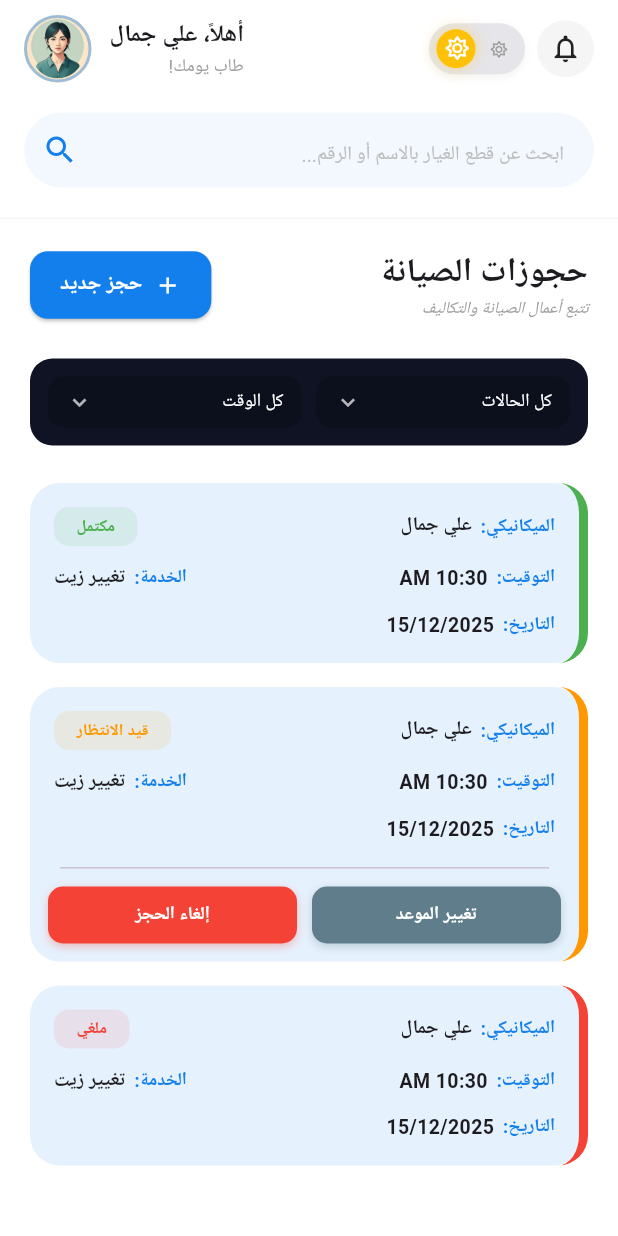
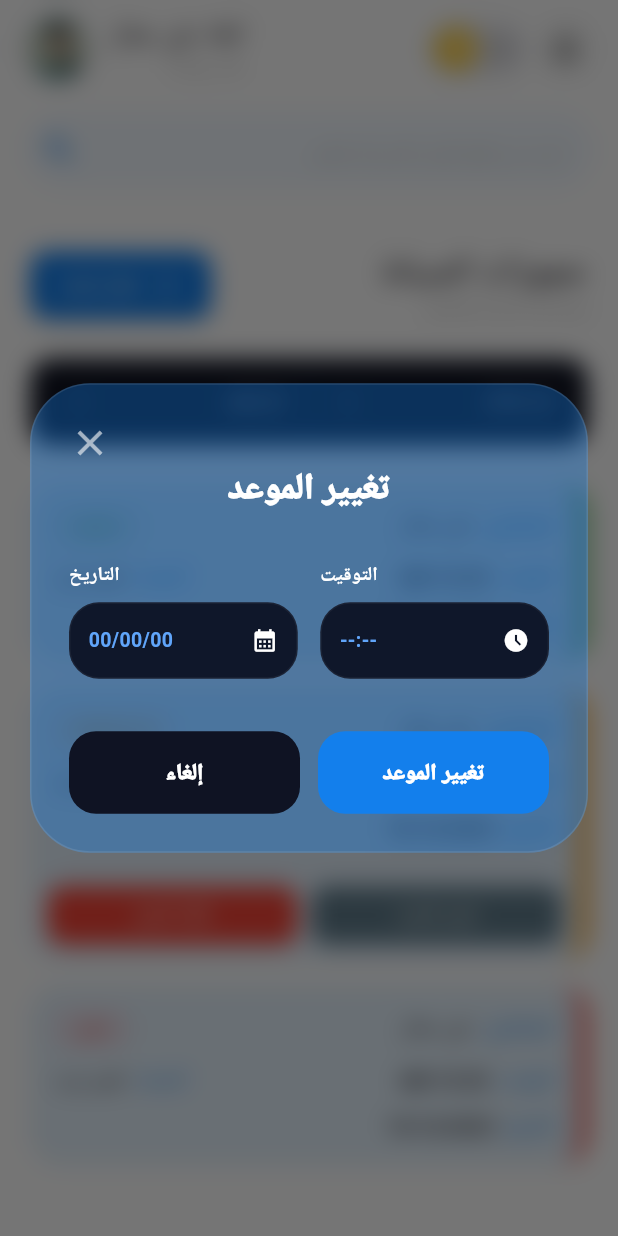
Before and after one commit to 3moor-dot/Gear_Up_App, a Flutter app: the MaintenanceBookingsPage screen opened by its route, after a tap on "تغيير الموعد", on a phone screen of 412 x 824 dp. Run offline on Flutter 3.47's test engine with Material 3 defaults, Android fonts, the phone set to English and light mode, and no system bars; our stand-ins replace font_awesome_flutter; Roboto replaces fonts that are missing (Cairo).

Commit message:
Add Reschedule Model

```diff
--- a/lib/pages/Customer/Maintenance_Bookings/maintenance_bookings.dart
+++ b/lib/pages/Customer/Maintenance_Bookings/maintenance_bookings.dart
@@ -3,6 +3,7 @@ import 'package:gear_up_app/components/Customer/customer_header.dart';
 import 'package:gear_up_app/components/Customer/customer_sidebar.dart';
 import 'package:gear_up_app/pages/Customer/Maintenance_Bookings/add_booking_modal.dart';
 import 'package:gear_up_app/pages/Customer/Maintenance_Bookings/cancel_booking_modal.dart';
+import 'package:gear_up_app/pages/Customer/Maintenance_Bookings/reschedule_modal.dart';
 
 class MaintenanceBookingsPage extends StatefulWidget {
   const MaintenanceBookingsPage({super.key});
@@ -246,11 +247,14 @@ class _MaintenanceBookingsPageState extends State<MaintenanceBookingsPage> {
               child: Row(
                 children: [
                   Expanded(
-                    child: _buildActionBtn(
-                      "تغيير الموعد",
-                      Colors.blueGrey,
-                      () {},
-                    ),
+                    child: _buildActionBtn("تغيير الموعد", Colors.blueGrey, () {
+                      showDialog(
+                        context: context,
+                        barrierDismissible:
+                            true, // يسمح بالإغلاق عند الضغط خارج النافذة
+                        builder: (context) => const RescheduleDialog(),
+                      );
+                    }),
                   ),
                   const SizedBox(width: 10),
                   Expanded(
--- /dev/null
+++ b/lib/pages/Customer/Maintenance_Bookings/reschedule_modal.dart
@@ -0,0 +1,178 @@
+import 'dart:ui';
+import 'package:flutter/material.dart';
+
+class RescheduleDialog extends StatefulWidget {
+  const RescheduleDialog({super.key});
+
+  @override
+  State<RescheduleDialog> createState() => _RescheduleDialogState();
+}
+
+class _RescheduleDialogState extends State<RescheduleDialog> {
+  DateTime? selectedDate;
+  TimeOfDay? selectedTime;
+
+  final primaryColor = const Color(0xFF137FEC);
+  final darkBg = const Color(0xFF0F172A);
+
+  @override
+  Widget build(BuildContext context) {
+    return BackdropFilter(
+      filter: ImageFilter.blur(sigmaX: 8, sigmaY: 8),
+      child: Dialog(
+        backgroundColor: Colors.transparent,
+        insetPadding: const EdgeInsets.symmetric(horizontal: 20),
+        child: Container(
+          width: double.infinity,
+          padding: const EdgeInsets.all(25),
+          decoration: BoxDecoration(
+            // اللون الأزرق الشفاف مع الحدود (بناءً على الكود الثاني)
+            color: const Color(0xFF137FEC).withOpacity(0.35),
+            borderRadius: BorderRadius.circular(40),
+            border: Border.all(color: Colors.white.withOpacity(0.1)),
+          ),
+          child: Column(
+            mainAxisSize: MainAxisSize.min,
+            children: [
+              // زر الإغلاق X
+              Align(
+                alignment: Alignment.topLeft,
+                child: GestureDetector(
+                  onTap: () => Navigator.pop(context),
+                  child: const Icon(Icons.close, color: Colors.white60, size: 28),
+                ),
+              ),
+
+              const Text(
+                "تغيير الموعد",
+                style: TextStyle(
+                  color: Colors.white,
+                  fontSize: 24,
+                  fontWeight: FontWeight.w900,
+                ),
+              ),
+              const SizedBox(height: 30),
+
+              // شبكة التاريخ والوقت (Grid)
+              Row(
+                children: [
+                  // حقل التوقيت
+                  Expanded(
+                    child: _buildInputBox(
+                      label: "التوقيت",
+                      value: selectedTime == null ? "--:--" : selectedTime!.format(context),
+                      icon: Icons.access_time_filled,
+                      onTap: () async {
+                        TimeOfDay? picked = await showTimePicker(context: context, initialTime: TimeOfDay.now());
+                        if (picked != null) setState(() => selectedTime = picked);
+                      },
+                    ),
+                  ),
+                  const SizedBox(width: 15),
+                  // حقل التاريخ
+                  Expanded(
+                    child: _buildInputBox(
+                      label: "التاريخ",
+                      value: selectedDate == null ? "00/00/00" : "${selectedDate!.day}/${selectedDate!.month}",
+                      icon: Icons.calendar_month,
+                      onTap: () async {
+                        DateTime? picked = await showDatePicker(
+                          context: context,
+                          initialDate: DateTime.now(),
+                          firstDate: DateTime.now(),
+                          lastDate: DateTime(2030),
+                        );
+                        if (picked != null) setState(() => selectedDate = picked);
+                      },
+                    ),
+                  ),
+                ],
+              ),
+
+              const SizedBox(height: 35),
+
+              // أزرار التحكم (إلغاء وتغيير)
+              Row(
+                children: [
+                  // زر تغيير الموعد
+                  Expanded(
+                    child: _buildButton(
+                      label: "تغيير الموعد",
+                      color: primaryColor,
+                      textColor: Colors.white,
+                      onTap: () {
+                        Navigator.pop(context);
+                        ScaffoldMessenger.of(context).showSnackBar(
+                          const SnackBar(content: Text("تم تغيير الموعد بنجاح!", textAlign: TextAlign.center)),
+                        );
+                      },
+                    ),
+                  ),
+                  const SizedBox(width: 12),
+                  // زر إلغاء
+                  Expanded(
+                    child: _buildButton(
+                      label: "إلغاء",
+                      color: const Color(0xFF0F1323),
+                      textColor: Colors.white,
+                      onTap: () => Navigator.pop(context),
+                    ),
+                  ),
+                ],
+              ),
+            ],
+          ),
+        ),
+      ),
+    );
+  }
+
+  // ويدجت بناء حقل الإدخال (التاريخ/الوقت)
+  Widget _buildInputBox({required String label, required String value, required IconData icon, required VoidCallback onTap}) {
+    return Column(
+      crossAxisAlignment: CrossAxisAlignment.end,
+      children: [
+        Text(label, style: const TextStyle(color: Colors.white, fontSize: 13, fontWeight: FontWeight.bold)),
+        const SizedBox(height: 8),
+        InkWell(
+          onTap: onTap,
+          borderRadius: BorderRadius.circular(20),
+          child: Container(
+            padding: const EdgeInsets.symmetric(vertical: 15, horizontal: 12),
+            decoration: BoxDecoration(
+              color: darkBg,
+              borderRadius: BorderRadius.circular(20),
+              border: Border.all(color: Colors.white.withOpacity(0.05)),
+            ),
+            child: Row(
+              children: [
+                Icon(icon, color: Colors.white, size: 18),
+                const Spacer(),
+                Text(value, style: const TextStyle(color: Color(0xFF60A5FA), fontWeight: FontWeight.bold, fontSize: 13)),
+              ],
+            ),
+          ),
+        ),
+      ],
+    );
+  }
+
+  // ويدجت بناء الزر
+  Widget _buildButton({required String label, required Color color, required Color textColor, required VoidCallback onTap}) {
+    return SizedBox(
+      height: 55,
+      child: ElevatedButton(
+        onPressed: onTap,
+        style: ElevatedButton.styleFrom(
+          backgroundColor: color,
+          shape: RoundedRectangleBorder(borderRadius: BorderRadius.circular(18)),
+          elevation: 0,
+        ),
+        child: Text(
+          label,
+          style: TextStyle(color: textColor, fontWeight: FontWeight.w900, fontSize: 15),
+        ),
+      ),
+    );
+  }
+}
```
